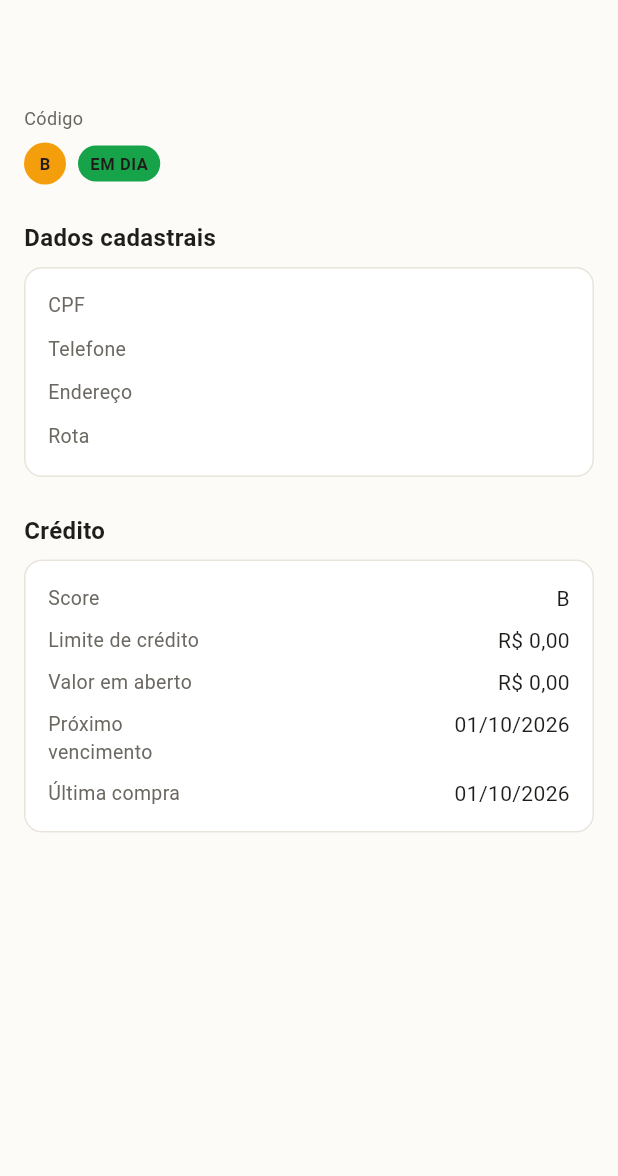
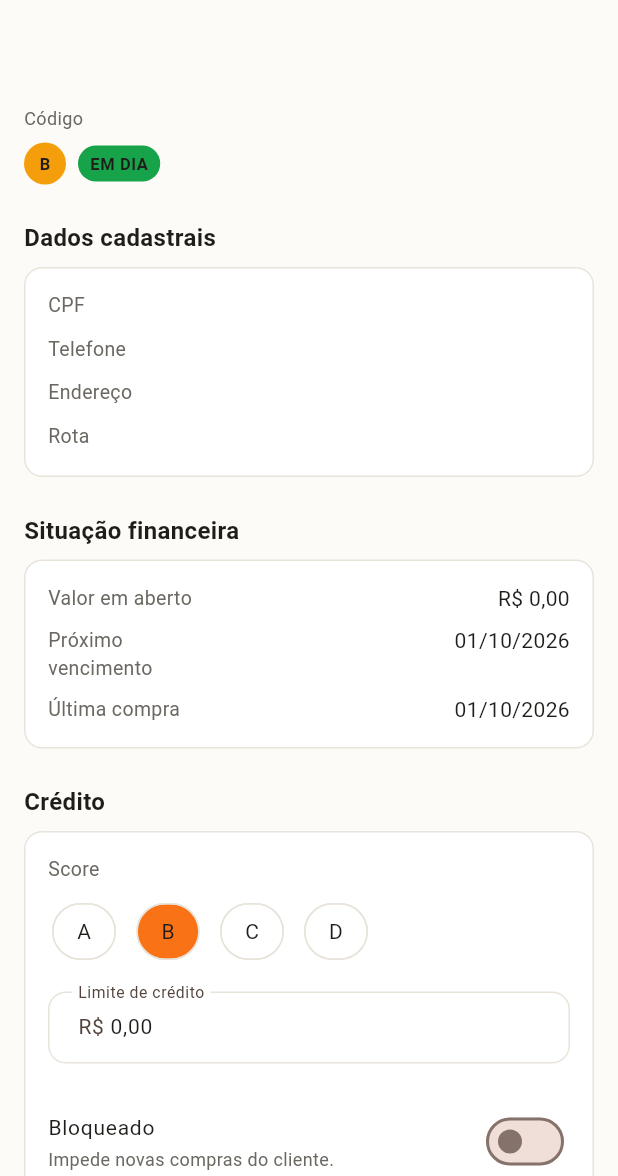
Before and after one commit to ThiagoErik55/cesta_basica_lopez_mobile, a Flutter app: the DetalhesClienteScreen screen opened directly with empty values, on a phone screen of 412 x 824 dp, the part 60-1236 px from its top. Run offline on Flutter 3.47's test engine with Material 3 defaults, Android fonts, the phone set to English and light mode, and no system bars; our stand-ins replace cloud_firestore, connectivity_plus, firebase_auth, firebase_core, flutter_riverpod; accounts and stored records are empty; generated files the repository leaves out were written again.

Commit message:
feat: implementa edição manual de score, limite de crédito e bloqueio
- Seção Crédito nos detalhes do cliente, separada do formulário
  cadastral: score (A-D), limite (>= 0) e bloqueado
- Valores manuais até existirem histórico de vendas (cálculo do
  score) e a regra de bloqueio automático (RF30)
- Confirmação antes de bloquear um cliente (confirm_dialog no
  design system)
- atualizarCredito reaproveita o fluxo de gravação da edição
  cadastral
- Situação financeira (valor em aberto, vencimento, última compra)
  segue somente leitura

Co-Authored-By: Claude Opus 5.5 <noreply@anthropic.com>

```diff
--- a/lib/core/utils/formatadores.dart
+++ b/lib/core/utils/formatadores.dart
@@ -9,3 +9,13 @@ String formatarMoeda(double valor) => _moeda.format(valor);
 /// [vazio] é exibido quando não há data (ex. cliente que nunca comprou).
 String formatarData(DateTime? data, {String vazio = '—'}) =>
     data == null ? vazio : _data.format(data);
+
+/// Valor para um campo de texto editável: "150,00", sem símbolo.
+String formatarValorEditavel(double valor) =>
+    valor.toStringAsFixed(2).replaceAll('.', ',');
+
+/// Lê um valor digitado com vírgula ou ponto como separador decimal
+/// ("150", "150,5", "150.50"). Sem separador de milhar. `null` se o
+/// texto não for um número.
+double? lerValorMonetario(String texto) =>
+    double.tryParse(texto.trim().replaceAll(',', '.'));
--- a/lib/core/utils/mascaras.dart
+++ b/lib/core/utils/mascaras.dart
@@ -58,3 +58,11 @@ String _formatarTelefone(String d) {
   if (numero.length <= corte) return '($ddd) $numero';
   return '($ddd) ${numero.substring(0, corte)}-${numero.substring(corte)}';
 }
+
+/// Entrada de valor monetário: só dígitos e um separador decimal
+/// (vírgula ou ponto) com até duas casas. Edições fora desse formato
+/// são ignoradas. Ler com `lerValorMonetario` (formatadores.dart).
+final valorMonetarioFormatter = TextInputFormatter.withFunction(
+  (antigo, novo) =>
+      RegExp(r'^\d*([.,]\d{0,2})?$').hasMatch(novo.text) ? novo : antigo,
+);
--- /dev/null
+++ b/lib/features/cliente/presentation/credito_cliente_form.dart
@@ -0,0 +1,184 @@
+import 'package:flutter/material.dart';
+import 'package:flutter_riverpod/flutter_riverpod.dart';
+
+import '../../../core/domain/enums.dart';
+import '../../../core/theme/app_colors.dart';
+import '../../../core/theme/app_spacing.dart';
+import '../../../core/theme/app_text_styles.dart';
+import '../../../core/utils/formatadores.dart';
+import '../../../core/utils/mascaras.dart';
+import '../../../core/widgets/confirm_dialog.dart';
+import '../../../core/widgets/filter_chip_bar.dart';
+import '../../../core/widgets/primary_button.dart';
+import '../data/cliente_model.dart';
+import 'cliente_providers.dart';
+
+/// Edição manual de score, limite de crédito e bloqueio (KAN-20), na
+/// tela de detalhes. Separada de propósito do formulário cadastral
+/// (ClienteForm): são decisões de crédito, não dados do cliente.
+///
+/// Esses valores são definidos à mão até existirem (a) o histórico de
+/// vendas e parcelas para o cálculo automático do score (Sprint 4) e
+/// (b) a definição da empresa sobre a regra de bloqueio automático por
+/// atraso (RF30, pendência do modelo lógico). Quando existirem, esta
+/// seção deve virar só uma exceção manual ao valor calculado.
+///
+/// Use uma key que mude quando o cliente for recarregado (ex.
+/// `updatedAt`), para os campos voltarem aos valores salvos.
+class CreditoClienteForm extends ConsumerStatefulWidget {
+  const CreditoClienteForm({required this.cliente, super.key});
+
+  final ClienteModel cliente;
+
+  @override
+  ConsumerState<CreditoClienteForm> createState() => _CreditoClienteFormState();
+}
+
+class _CreditoClienteFormState extends ConsumerState<CreditoClienteForm> {
+  final _formKey = GlobalKey<FormState>();
+  late ScoreCliente _score = widget.cliente.score;
+  late bool _bloqueado = widget.cliente.bloqueado;
+  late final _limite = TextEditingController(
+    text: formatarValorEditavel(widget.cliente.limiteCredito),
+  );
+
+  @override
+  void dispose() {
+    _limite.dispose();
+    super.dispose();
+  }
+
+  bool get _alterado =>
+      _score != widget.cliente.score ||
+      _bloqueado != widget.cliente.bloqueado ||
+      lerValorMonetario(_limite.text) != widget.cliente.limiteCredito;
+
+  Future<void> _salvar() async {
+    if (!_formKey.currentState!.validate()) return;
+
+    // Bloquear impede o cliente de comprar — pede confirmação. Desbloquear
+    // não, porque só devolve o acesso.
+    if (_bloqueado && !widget.cliente.bloqueado) {
+      final confirmado = await confirmar(
+        context,
+        titulo: 'Bloquear ${widget.cliente.nome}?',
+        mensagem:
+            'Um cliente bloqueado não pode fazer novas compras até ser '
+            'desbloqueado.',
+        textoConfirmar: 'Bloquear',
+        destrutiva: true,
+      );
+      if (!confirmado || !mounted) return;
+    }
+
+    final messenger = ScaffoldMessenger.of(context);
+    try {
+      final sincronizado = await ref
+          .read(salvarClienteProvider.notifier)
+          .atualizarCredito(
+            widget.cliente,
+            score: _score,
+            limiteCredito: lerValorMonetario(_limite.text)!,
+            bloqueado: _bloqueado,
+          );
+      messenger.showSnackBar(
+        SnackBar(
+          content: Text(
+            sincronizado
+                ? 'Crédito atualizado.'
+                : 'Crédito atualizado. Será sincronizado quando houver '
+                      'conexão.',
+          ),
+        ),
+      );
+    } catch (_) {
+      messenger.showSnackBar(
+        const SnackBar(
+          content: Text('Não foi possível salvar o crédito. Tente de novo.'),
+        ),
+      );
+    }
+  }
+
+  @override
+  Widget build(BuildContext context) {
+    // Observar mantém o notifier (autoDispose) vivo durante o salvamento.
+    final salvando = ref.watch(salvarClienteProvider).isLoading;
+
+    return Card(
+      child: Padding(
+        padding: const EdgeInsets.symmetric(vertical: AppSpacing.md),
+        child: Form(
+          key: _formKey,
+          onChanged: () => setState(() {}),
+          child: Column(
+            crossAxisAlignment: CrossAxisAlignment.start,
+            children: [
+              const Padding(
+                padding: EdgeInsets.symmetric(horizontal: AppSpacing.md),
+                child: Text('Score', style: AppTextStyles.cardSubtitle),
+              ),
+              const SizedBox(height: AppSpacing.sm),
+              FilterChipBar<ScoreCliente>(
+                opcoes: [
+                  for (final score in ScoreCliente.values)
+                    OpcaoFiltro(score.name.toUpperCase(), score),
+                ],
+                selecionado: _score,
+                onSelecionar: (score) {
+                  if (score != null) setState(() => _score = score);
+                },
+              ),
+              Padding(
+                padding: const EdgeInsets.all(AppSpacing.md),
+                child: TextFormField(
+                  controller: _limite,
+                  decoration: const InputDecoration(
+                    labelText: 'Limite de crédito',
+                    prefixText: r'R$ ',
+                  ),
+                  keyboardType: const TextInputType.numberWithOptions(
+                    decimal: true,
+                  ),
+                  inputFormatters: [valorMonetarioFormatter],
+                  validator: (v) {
+                    final valor = lerValorMonetario(v ?? '');
+                    if (valor == null) return 'Informe o limite.';
+                    if (valor < 0) return 'O limite não pode ser negativo.';
+                    return null;
+                  },
+                ),
+              ),
+              SwitchListTile(
+                contentPadding: const EdgeInsets.symmetric(
+                  horizontal: AppSpacing.md,
+                ),
+                title: const Text('Bloqueado', style: AppTextStyles.body),
+                subtitle: const Text(
+                  'Impede novas compras do cliente.',
+                  style: AppTextStyles.caption,
+                ),
+                activeTrackColor: AppColors.statusBloqueado,
+                value: _bloqueado,
+                onChanged: (valor) => setState(() => _bloqueado = valor),
+              ),
+              Padding(
+                padding: const EdgeInsets.fromLTRB(
+                  AppSpacing.md,
+                  AppSpacing.sm,
+                  AppSpacing.md,
+                  0,
+                ),
+                child: PrimaryButton(
+                  texto: 'Salvar crédito',
+                  carregando: salvando,
+                  onPressed: _alterado ? _salvar : null,
+                ),
+              ),
+            ],
+          ),
+        ),
+      ),
+    );
+  }
+}
--- a/lib/features/cliente/presentation/detalhes_cliente_screen.dart
+++ b/lib/features/cliente/presentation/detalhes_cliente_screen.dart
@@ -13,10 +13,12 @@ import '../../../core/widgets/status_badge.dart';
 import '../data/cliente_model.dart';
 import '../domain/status_pagamento.dart';
 import 'cliente_providers.dart';
+import 'credito_cliente_form.dart';
 
 /// Detalhes do cliente (KAN-17): dados cadastrais, status de pagamento e
-/// dados de crédito, somente leitura. Só os dados cadastrais podem ser
-/// editados, pelo botão da AppBar. Histórico de compras e pagamentos
+/// situação financeira (somente leitura). Os dados cadastrais são
+/// editados pelo botão da AppBar; score, limite e bloqueio, na seção
+/// Crédito (KAN-20). Histórico de compras e pagamentos
 /// chega com os módulos de Vendas e Pagamentos (Sprints 4 e 5).
 ///
 /// Recebe o id do cliente como argumento da rota.
@@ -110,12 +112,11 @@ class _Detalhes extends StatelessWidget {
         ),
         const SizedBox(height: AppSpacing.lg),
 
-        const SectionHeader(titulo: 'Crédito'),
+        // Derivados das vendas e parcelas — só leitura.
+        const SectionHeader(titulo: 'Situação financeira'),
         const SizedBox(height: AppSpacing.sm),
         _CardInformacoes(
           linhas: [
-            ('Score', cliente.score.name.toUpperCase()),
-            ('Limite de crédito', formatarMoeda(cliente.limiteCredito)),
             ('Valor em aberto', formatarMoeda(cliente.valorEmAberto)),
             ('Próximo vencimento', formatarData(cliente.proximoVencimento)),
             (
@@ -124,6 +125,13 @@ class _Detalhes extends StatelessWidget {
             ),
           ],
         ),
+        const SizedBox(height: AppSpacing.lg),
+
+        const SectionHeader(titulo: 'Crédito'),
+        const SizedBox(height: AppSpacing.sm),
+        // A key recria o formulário quando o cliente é recarregado após
+        // salvar, para os campos refletirem os valores gravados.
+        CreditoClienteForm(key: ValueKey(cliente.updatedAt), cliente: cliente),
       ],
     );
   }
```
Also changed, not shown: lib/core/widgets/confirm_dialog.dart (added, +41 -0 lines), lib/features/cliente/presentation/cliente_providers.dart (+56 -15 lines), 1 other file.
